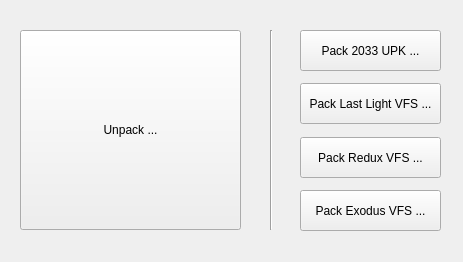
Before: the Qt Designer form apps/MetroPAK/ui/mainwindow.ui in NicksWorld/MetroTools, drawn with Qt 5.
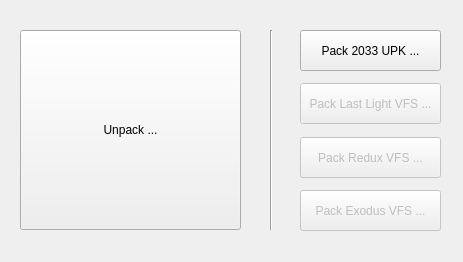
After: the same form once the commit is applied. Icons and pictures are not drawn.

```diff
--- a/apps/MetroPAK/ui/mainwindow.ui
+++ b/apps/MetroPAK/ui/mainwindow.ui
@@ -44,6 +44,9 @@
     </property>
    </widget>
    <widget class="QPushButton" name="btnPackLastLight">
+    <property name="enabled">
+     <bool>false</bool>
+    </property>
     <property name="geometry">
      <rect>
       <x>300</x>
@@ -57,6 +60,9 @@
     </property>
    </widget>
    <widget class="QPushButton" name="btnPackRedux">
+    <property name="enabled">
+     <bool>false</bool>
+    </property>
     <property name="geometry">
      <rect>
       <x>300</x>
@@ -70,6 +76,9 @@
     </property>
    </widget>
    <widget class="QPushButton" name="btnPackExodus">
+    <property name="enabled">
+     <bool>false</bool>
+    </property>
     <property name="geometry">
      <rect>
       <x>300</x>
```
